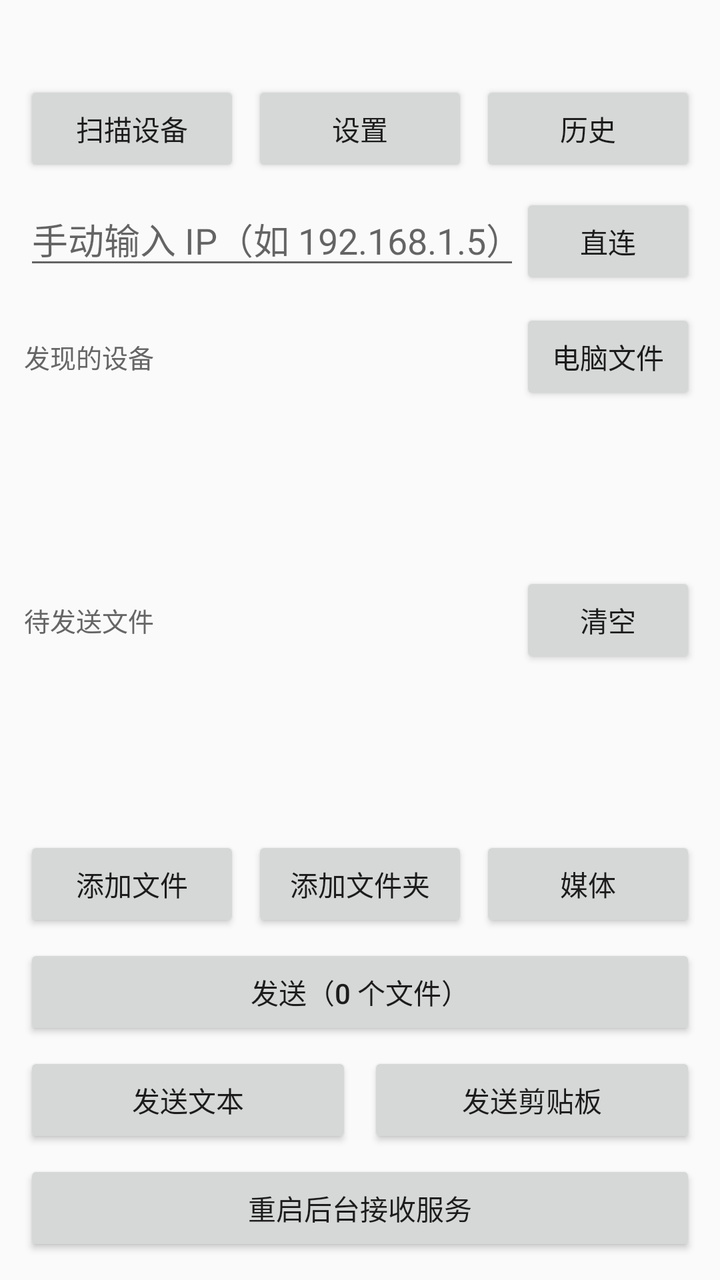
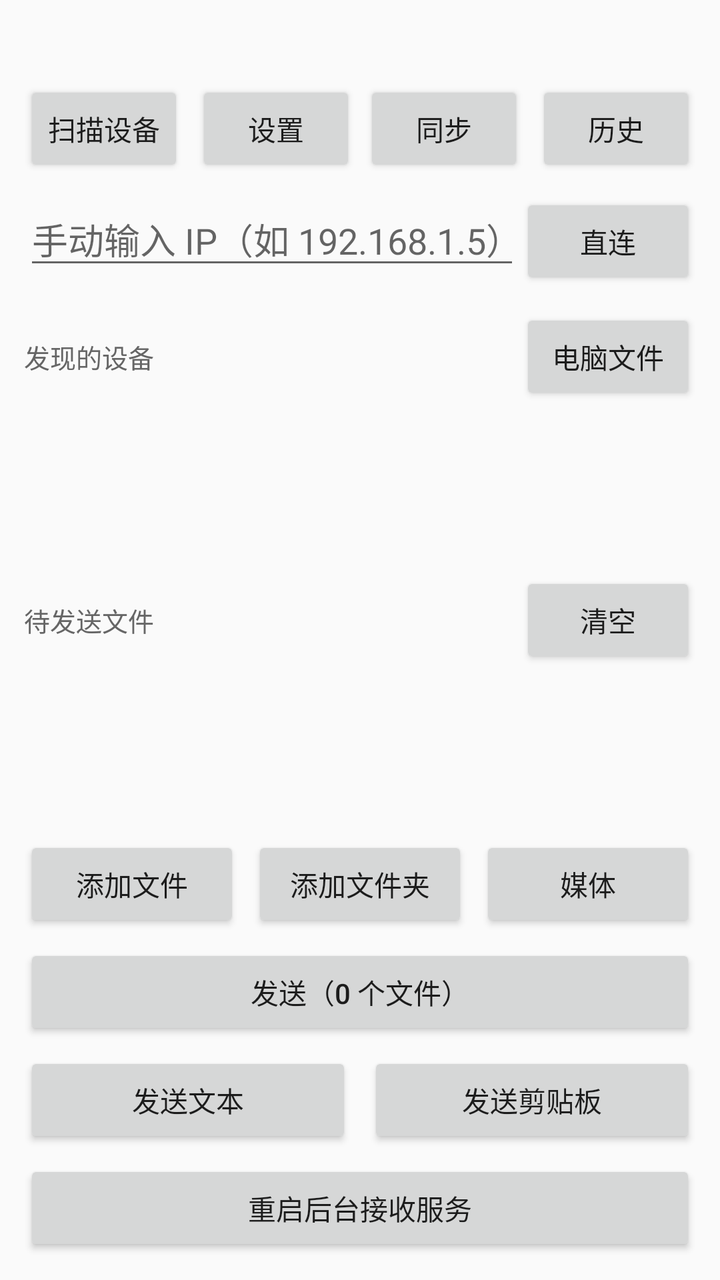

Two renders of the same Android screen: before a commit and after it. Below are the layout's source before the change and the commit's diff.
<!-- AndroidManifest.xml: application theme Theme.App -->
<!-- res/layout/activity_main.xml -->
<?xml version="1.0" encoding="utf-8"?>
<LinearLayout xmlns:android="http://schemas.android.com/apk/res/android"
    android:layout_width="match_parent"
    android:layout_height="match_parent"
    android:orientation="vertical"
    android:padding="12dp">

    <LinearLayout
        android:id="@+id/receiveBanner"
        android:layout_width="match_parent"
        android:layout_height="wrap_content"
        android:orientation="horizontal"
        android:gravity="center_vertical"
        android:background="#FFF7E6"
        android:padding="12dp"
        android:visibility="gone"
        android:clickable="true"
        android:focusable="true">

        <TextView
            android:id="@+id/bannerIcon"
            android:layout_width="wrap_content"
            android:layout_height="wrap_content"
            android:text="📥"
            android:textSize="24sp" />

        <LinearLayout
            android:layout_width="0dp"
            android:layout_height="wrap_content"
            android:layout_weight="1"
            android:layout_marginStart="10dp"
            android:orientation="vertical">

            <TextView
                android:id="@+id/bannerTitle"
                android:layout_width="match_parent"
                android:layout_height="wrap_content"
                android:textSize="15sp"
                android:textStyle="bold" />

            <TextView
                android:id="@+id/bannerSub"
                android:layout_width="match_parent"
                android:layout_height="wrap_content"
                android:layout_marginTop="2dp"
                android:textSize="13sp"
                android:textColor="#555555" />
        </LinearLayout>
    </LinearLayout>

    <ProgressBar
        android:id="@+id/receiveProgressBar"
        style="?android:attr/progressBarStyleHorizontal"
        android:layout_width="match_parent"
        android:layout_height="wrap_content"
        android:layout_marginTop="6dp"
        android:visibility="gone" />

    <TextView
        android:id="@+id/receiveProgressText"
        android:layout_width="match_parent"
        android:layout_height="wrap_content"
        android:textSize="13sp"
        android:textColor="#2563EB"
        android:visibility="gone" />

    <Button
        android:id="@+id/receiveCancelBtn"
        android:layout_width="match_parent"
        android:layout_height="wrap_content"
        android:layout_marginTop="4dp"
        android:text="取消接收"
        android:visibility="gone" />

    <TextView
        android:id="@+id/status"
        android:layout_width="match_parent"
        android:layout_height="wrap_content"
        android:textSize="15sp"
        android:textStyle="bold" />

    <LinearLayout
        android:layout_width="match_parent"
        android:layout_height="wrap_content"
        android:layout_marginTop="8dp"
        android:orientation="horizontal">

        <Button
            android:id="@+id/scanBtn"
            android:layout_width="0dp"
            android:layout_height="wrap_content"
            android:layout_weight="1"
            android:layout_marginEnd="4dp"
            android:text="扫描设备" />

        <Button
            android:id="@+id/settingsBtn"
            android:layout_width="0dp"
            android:layout_height="wrap_content"
            android:layout_weight="1"
            android:layout_marginStart="2dp"
            android:layout_marginEnd="2dp"
            android:text="设置" />

        <Button
            android:id="@+id/historyBtn"
            android:layout_width="0dp"
            android:layout_height="wrap_content"
            android:layout_weight="1"
            android:layout_marginStart="4dp"
            android:text="历史" />
    </LinearLayout>

    <LinearLayout
        android:layout_width="match_parent"
        android:layout_height="wrap_content"
        android:layout_marginTop="8dp"
        android:orientation="horizontal">

        <EditText
            android:id="@+id/manualIpInput"
            android:layout_width="0dp"
            android:layout_height="wrap_content"
            android:layout_weight="1"
            android:hint="手动输入 IP（如 192.168.1.5）"
            android:inputType="text"
            android:imeOptions="actionDone" />

        <Button
            android:id="@+id/connectBtn"
            android:layout_width="wrap_content"
            android:layout_height="wrap_content"
            android:text="直连" />
    </LinearLayout>

    <LinearLayout
        android:layout_width="match_parent"
        android:layout_height="wrap_content"
        android:layout_marginTop="10dp"
        android:orientation="horizontal"
        android:gravity="center_vertical">

        <TextView
            android:layout_width="0dp"
            android:layout_height="wrap_content"
            android:layout_weight="1"
            android:text="发现的设备"
            android:textColor="#666666"
            android:textSize="13sp" />

        <Button
            android:id="@+id/pcFilesBtn"
            android:layout_width="wrap_content"
            android:layout_height="wrap_content"
            android:text="电脑文件" />
    </LinearLayout>

    <ListView
        android:id="@+id/deviceList"
        android:layout_width="match_parent"
        android:layout_height="0dp"
        android:layout_weight="1" />

    <LinearLayout
        android:layout_width="match_parent"
        android:layout_height="wrap_content"
        android:layout_marginTop="6dp"
        android:orientation="horizontal"
        android:gravity="center_vertical">

        <TextView
            android:layout_width="0dp"
            android:layout_height="wrap_content"
            android:layout_weight="1"
            android:text="待发送文件"
            android:textColor="#666666"
            android:textSize="13sp" />

        <Button
            android:id="@+id/clearBtn"
            android:layout_width="wrap_content"
            android:layout_height="wrap_content"
            android:text="清空" />
    </LinearLayout>

    <ListView
        android:id="@+id/pendingList"
        android:layout_width="match_parent"
        android:layout_height="0dp"
        android:layout_weight="1" />

    <LinearLayout
        android:layout_width="match_parent"
        android:layout_height="wrap_content"
        android:layout_marginTop="6dp"
        android:orientation="horizontal">

        <Button
            android:id="@+id/addFileBtn"
            android:layout_width="0dp"
            android:layout_height="wrap_content"
            android:layout_weight="1"
            android:layout_marginEnd="4dp"
            android:text="添加文件" />

        <Button
            android:id="@+id/addFolderBtn"
            android:layout_width="0dp"
            android:layout_height="wrap_content"
            android:layout_weight="1"
            android:layout_marginStart="2dp"
            android:layout_marginEnd="2dp"
            android:text="添加文件夹" />

        <Button
            android:id="@+id/mediaBtn"
            android:layout_width="0dp"
            android:layout_height="wrap_content"
            android:layout_weight="1"
            android:layout_marginStart="4dp"
            android:text="媒体" />
    </LinearLayout>

    <ProgressBar
        android:id="@+id/progressBar"
        style="?android:attr/progressBarStyleHorizontal"
        android:layout_width="match_parent"
        android:layout_height="wrap_content"
        android:layout_marginTop="8dp"
        android:visibility="gone" />

    <TextView
        android:id="@+id/progressText"
        android:layout_width="match_parent"
        android:layout_height="wrap_content"
        android:textSize="13sp"
        android:visibility="gone" />

    <Button
        android:id="@+id/sendCancelBtn"
        android:layout_width="match_parent"
        android:layout_height="wrap_content"
        android:layout_marginTop="4dp"
        android:text="取消发送"
        android:visibility="gone" />

    <Button
        android:id="@+id/sendBtn"
        android:layout_width="match_parent"
        android:layout_height="wrap_content"
        android:layout_marginTop="6dp"
        android:text="发送（0 个文件）" />

    <Button
        android:id="@+id/retrySendBtn"
        android:layout_width="match_parent"
        android:layout_height="wrap_content"
        android:layout_marginTop="4dp"
        android:text="重新发送"
        android:visibility="gone" />

    <LinearLayout
        android:layout_width="match_parent"
        android:layout_height="wrap_content"
        android:layout_marginTop="6dp"
        android:orientation="horizontal">

        <Button
            android:id="@+id/sendTextBtn"
            android:layout_width="0dp"
            android:layout_height="wrap_content"
            android:layout_weight="1"
            android:layout_marginEnd="4dp"
            android:text="发送文本" />

        <Button
            android:id="@+id/sendClipBtn"
            android:layout_width="0dp"
            android:layout_height="wrap_content"
            android:layout_weight="1"
            android:layout_marginStart="4dp"
            android:text="发送剪贴板" />
    </LinearLayout>

    <Button
        android:id="@+id/startServiceBtn"
        android:layout_width="match_parent"
        android:layout_height="wrap_content"
        android:layout_marginTop="6dp"
        android:text="重启后台接收服务" />
</LinearLayout>
<!-- resources referenced by this layout -->
<resources>
  <style name="Theme.App" parent="Theme.AppCompat.Light.NoActionBar">
          <item name="colorPrimary">#2563EB</item>
          <item name="colorPrimaryDark">#1E40AF</item>
          <item name="colorAccent">#2563EB</item>
      </style>
</resources>

<!-- the commit's change to res/layout/activity_main.xml (unified diff, before → after) -->
@@ -103,6 +103,15 @@
             android:text="设置" />
 
         <Button
+            android:id="@+id/syncBtn"
+            android:layout_width="0dp"
+            android:layout_height="wrap_content"
+            android:layout_weight="1"
+            android:layout_marginStart="2dp"
+            android:layout_marginEnd="2dp"
+            android:text="同步" />
+
+        <Button
             android:id="@+id/historyBtn"
             android:layout_width="0dp"
             android:layout_height="wrap_content"
